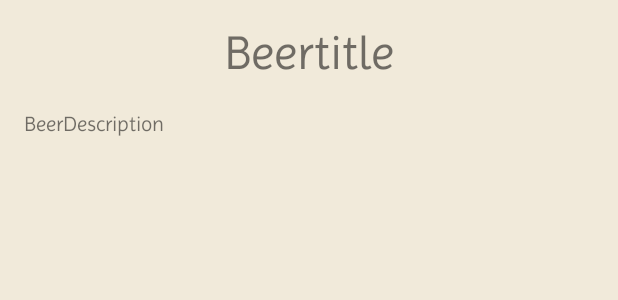
After one commit to JonathanStevanka143/BeerCheer, an Android app: the layout bottom_sheet.xml on its own in the app's theme, with its tools: preview values and no code run, on a phone screen of 412 x 824 dp. The commit adds this screen. Shown: the top 300 px of the screen. Run offline under Robolectric (Android 15) with nearby library versions, the phone set to English and light mode, and no system bars.

Commit message:
created bottomsheet view
-created bottomsheet sliderview

```diff
--- /dev/null
+++ b/app/src/main/res/layout/bottom_sheet.xml
@@ -0,0 +1,26 @@
+<?xml version="1.0" encoding="utf-8"?>
+<LinearLayout xmlns:android="http://schemas.android.com/apk/res/android"
+    android:layout_width="match_parent"
+    android:layout_height="match_parent"
+    android:background="@color/colorPrimary2"
+    android:orientation="vertical"
+    android:gravity="center_horizontal"
+    android:padding="16dp">
+
+    <TextView
+        android:id="@+id/textView3"
+        android:layout_width="match_parent"
+        android:layout_height="wrap_content"
+        android:fontFamily="@font/imprima"
+        android:text="Beertitle"
+        android:textAlignment="center"
+        android:textSize="32sp" />
+
+    <TextView
+        android:id="@+id/textView9"
+        android:layout_width="match_parent"
+        android:layout_height="193dp"
+        android:paddingTop="20dp"
+        android:text="BeerDescription" />
+
+</LinearLayout>
```
Also changed, not shown: app/src/main/java/com/example/utsav/beercheer/BeerType.java (+17 -0 lines), app/src/main/java/com/example/utsav/beercheer/javaClasses/bottomSheetControl.java (added, +22 -0 lines), app/src/main/res/layout/each_beer.xml (+22 -4 lines).
